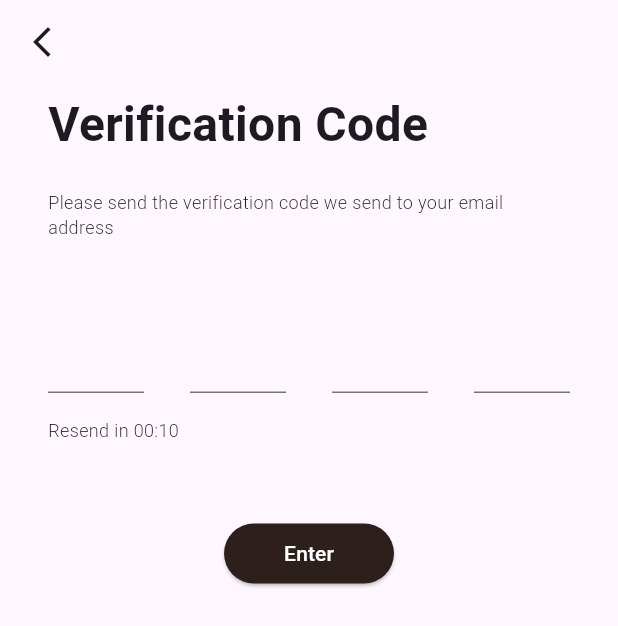
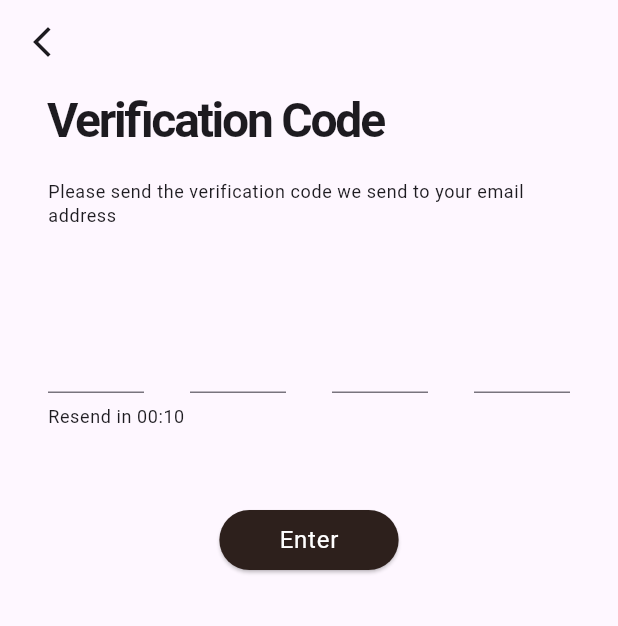
Before and after one commit to Shashwat-111/gemstore, a Flutter app: the ForgotPassword screen opened directly, after a tap on "Send", on a phone screen of 412 x 824 dp. Shown: the top 626 px of the screen. Run offline on Flutter 3.47's test engine with Material 3 defaults, Android fonts, the light colour scheme and no system bars.

Commit message:
added proper theme

```diff
--- a/lib/auth/forgot_password.dart
+++ b/lib/auth/forgot_password.dart
@@ -1,6 +1,5 @@
 import 'package:flutter/material.dart';
 import 'package:fluxstore/auth/verification_code.dart';
-import 'package:fluxstore/utils/styles.dart';
 import 'package:fluxstore/widgets/custom_text_field.dart';
 import 'package:fluxstore/widgets/default_button.dart';
 
@@ -34,9 +33,12 @@ class _ForgotPasswordState extends State<ForgotPassword> {
           child: Column(
             crossAxisAlignment: CrossAxisAlignment.start,
             children: [
-              Text("Forgot Password?", style: headingTextStyle,),
+              Text("Forgot Password?",
+                style: Theme.of(context).textTheme.headlineLarge,),
               const SizedBox(height: 20,),
-              const Text("Enter email associated with your account and we'll send and email with instructions to reset your password", softWrap: true,style: choiceTextStyle,),
+              Text("Enter email associated with your account and "
+                  "we'll send and email with instructions to reset your password",
+                softWrap: true,style: Theme.of(context).textTheme.bodySmall,),
               const SizedBox(height: 50,),
               CustomTextField(controller: emailController, hintText: "enter your email here", prefixIcon: const Icon(Icons.email_outlined),),
               const SizedBox(height: 50,),
--- a/lib/auth/verification_code.dart
+++ b/lib/auth/verification_code.dart
@@ -1,6 +1,5 @@
 import 'package:flutter/material.dart';
 import 'package:fluxstore/auth/create_new_password.dart';
-import 'package:fluxstore/utils/styles.dart';
 import 'package:fluxstore/widgets/default_button.dart';
 
 import '../utils/constants.dart';
@@ -34,12 +33,12 @@ class _VerificationCodeState extends State<VerificationCode> {
           child: Column(
             crossAxisAlignment: CrossAxisAlignment.start,
             children: [
-              Text("Verification Code", style: headingTextStyle,),
+              Text("Verification Code", style: Theme.of(context).textTheme.headlineLarge,),
               const SizedBox(height: 20,),
-              const Text("Please send the verification code we send to your email address", softWrap: true,style: choiceTextStyle,),
+              Text("Please send the verification code we send to your email address", softWrap: true,style: Theme.of(context).textTheme.bodySmall,),
               const SizedBox(height: 50,),
               const OtpInputField(),
-              const Text("Resend in 00:10", style: choiceTextStyle,),
+              Text("Resend in 00:10", style: Theme.of(context).textTheme.bodySmall,),
               const SizedBox(height: 50,),
               Align(
                 alignment: Alignment.center,
--- a/lib/utils/styles.dart
+++ /dev/null
@@ -1,7 +0,0 @@
-import 'package:flutter/material.dart';
-
-TextStyle headingTextStyle = const TextStyle(fontSize: 32, fontWeight: FontWeight.bold, fontStyle: FontStyle.normal);
-const TextStyle buttonTextStyle = TextStyle(color: Colors.white);
-
-const TextStyle choiceTextStyle = TextStyle(fontSize: 12, fontWeight: FontWeight.w300);
-const TextStyle subheadingTextStyle = TextStyle(fontSize: 20, fontWeight: FontWeight.bold);
--- /dev/null
+++ b/lib/utils/theme.dart
@@ -0,0 +1,99 @@
+import 'package:flutter/material.dart';
+//TextStyle headingTextStyle = const TextStyle(fontSize: 32, fontWeight: FontWeight.bold, fontStyle: FontStyle.normal);
+// const TextStyle buttonTextStyle = TextStyle(color: Colors.white);
+//
+// const TextStyle choiceTextStyle = TextStyle(fontSize: 12, fontWeight: FontWeight.w300);
+// const TextStyle subheadingTextStyle = TextStyle(fontSize: 20, fontWeight: FontWeight.bold);
+ThemeData lightTheme = ThemeData(
+  primaryColor: Colors.white,
+  textTheme: textTheme,
+);
+
+
+TextTheme textTheme = const TextTheme(
+  displayLarge: TextStyle(
+    fontSize: 96,
+    fontWeight: FontWeight.w300,
+    letterSpacing: -1.5,
+  ),
+  displayMedium: TextStyle(
+    fontSize: 60,
+    fontWeight: FontWeight.w300,
+    letterSpacing: -0.5,
+  ),
+  displaySmall: TextStyle(
+    fontSize: 48,
+    fontWeight: FontWeight.w400,
+  ),
+
+  ///this one is self defined, and not taken from
+  /// material design specification like rest all.
+  /// Used in the main heading at auth pages,
+  /// for text like "create you account"
+  headlineLarge: TextStyle(
+      fontSize: 32,
+      fontWeight: FontWeight.bold,
+      letterSpacing: -1.5
+  ),
+
+  headlineMedium: TextStyle(
+    fontSize: 34,
+    fontWeight: FontWeight.w400,
+    letterSpacing: 0.25,
+  ),
+  headlineSmall: TextStyle(
+    fontSize: 24,
+    fontWeight: FontWeight.w400,
+  ),
+
+  ///text like "Feature Product" in HomePage
+  titleLarge: TextStyle(
+    fontSize: 20,
+    fontWeight: FontWeight.w500,
+    letterSpacing: 0.15,
+  ),
+  titleMedium: TextStyle(
+    fontSize: 16,
+    fontWeight: FontWeight.w400,
+    letterSpacing: 0.15,
+  ),
+  titleSmall: TextStyle(
+    fontSize: 14,
+    fontWeight: FontWeight.w500,
+    letterSpacing: 0.1,
+  ),
+  bodyLarge: TextStyle(
+    fontSize: 16,
+    fontWeight: FontWeight.w400,
+    letterSpacing: 0.5,
+  ),
+  bodyMedium: TextStyle(
+    fontSize: 14,
+    fontWeight: FontWeight.w400,
+    letterSpacing: 0.25,
+  ),
+
+  ///text like "or signup with"
+  bodySmall: TextStyle(
+    fontSize: 12,
+    fontWeight: FontWeight.w400,
+    letterSpacing: 0.4,
+  ),
+
+
+  labelLarge: TextStyle(
+    fontSize: 14,
+    fontWeight: FontWeight.w500,
+    letterSpacing: 1.25,
+  ),
+
+  ///define as necessary
+  //labelMedium: TextStyle(),
+
+
+  labelSmall: TextStyle(
+    fontSize: 10,
+    fontWeight: FontWeight.w400,
+    letterSpacing: 1.5,
+  ),
+);
--- a/lib/widgets/default_button.dart
+++ b/lib/widgets/default_button.dart
@@ -1,7 +1,5 @@
 import 'package:flutter/material.dart';
 import 'package:fluxstore/utils/colors.dart';
-
-import '../utils/styles.dart';
 
 class DefaultButton extends StatelessWidget {
   final VoidCallback onPressed;
@@ -16,7 +14,7 @@ class DefaultButton extends StatelessWidget {
           padding: WidgetStateProperty.all(const EdgeInsets.symmetric(horizontal: 40)),
           backgroundColor: defaultButtonColor,
         ),
-        child: Text(text, style: buttonTextStyle,),
+        child: Text(text, style: Theme.of(context).textTheme.bodyLarge?.copyWith(color: Colors.white),),
     );
   }
 }
```
Also changed, not shown: lib/auth/create_new_password.dart (+3 -4 lines), lib/auth/log_in.dart (+4 -5 lines), lib/auth/sign_up.dart (+3 -4 lines), lib/main.dart (+4 -3 lines), lib/screens/home_page.dart (+4 -4 lines), lib/widgets/filter_drawer.dart (+5 -6 lines).
